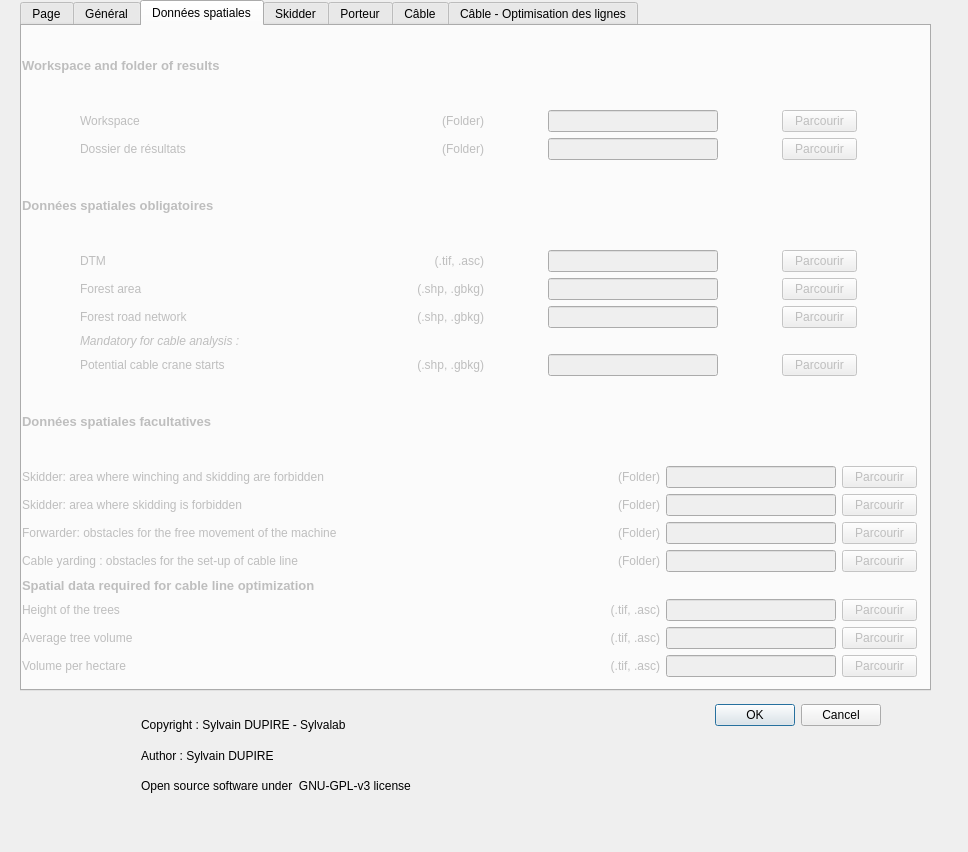
Tijjat/Sylvaccess_qgis_plugin, file sylvaccess_plugin/sylvaccess_plugin_dialog_base.ui: the form before one commit.
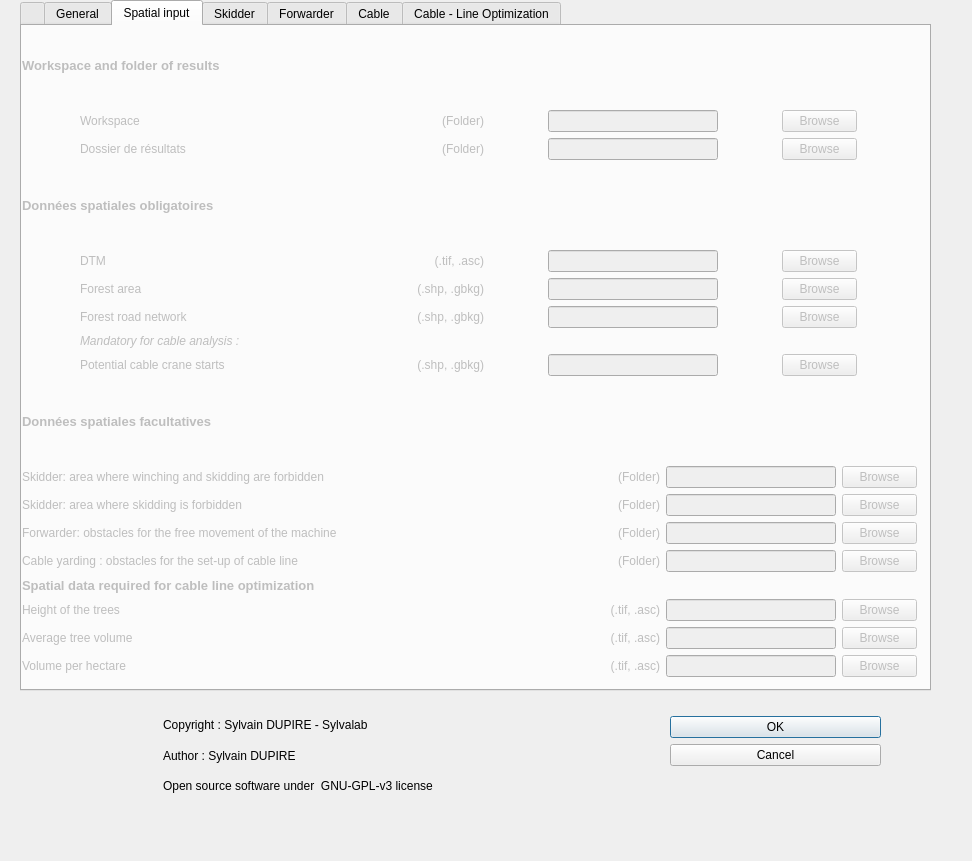
The form after the commit. The open tabs and pages were chosen to show the change. Icons and pictures are not drawn.

```diff
--- a/sylvaccess_plugin/sylvaccess_plugin_dialog_base.ui
+++ b/sylvaccess_plugin/sylvaccess_plugin_dialog_base.ui
@@ -6,8 +6,8 @@
    <rect>
     <x>0</x>
     <y>0</y>
-    <width>968</width>
-    <height>852</height>
+    <width>972</width>
+    <height>861</height>
    </rect>
   </property>
   <property name="minimumSize">
@@ -30,7 +30,7 @@
      <x>670</x>
      <y>700</y>
      <width>211</width>
-     <height>31</height>
+     <height>81</height>
     </rect>
    </property>
    <property name="font">
@@ -38,12 +38,21 @@
      <pointsize>9</pointsize>
     </font>
    </property>
+   <property name="autoFillBackground">
+    <bool>false</bool>
+   </property>
+   <property name="inputMethodHints">
+    <set>Qt::ImhNone</set>
+   </property>
    <property name="orientation">
-    <enum>Qt::Horizontal</enum>
+    <enum>Qt::Vertical</enum>
    </property>
    <property name="standardButtons">
     <set>QDialogButtonBox::Cancel|QDialogButtonBox::Ok</set>
    </property>
+   <property name="centerButtons">
+    <bool>true</bool>
+   </property>
   </widget>
   <widget class="QTabWidget" name="tabWidget">
    <property name="enabled">
@@ -62,12 +71,24 @@
      <pointsize>9</pointsize>
     </font>
    </property>
+   <property name="tabPosition">
+    <enum>QTabWidget::North</enum>
+   </property>
    <property name="currentIndex">
     <number>0</number>
    </property>
+   <property name="iconSize">
+    <size>
+     <width>20</width>
+     <height>20</height>
+    </size>
+   </property>
    <widget class="QWidget" name="start">
     <attribute name="title">
-     <string>Page</string>
+     <string/>
+    </attribute>
+    <attribute name="whatsThis">
+     <string>used to launch the plugin</string>
     </attribute>
     <widget class="QPushButton" name="pushButton_14">
      <property name="geometry">
@@ -93,7 +114,10 @@
      </font>
     </property>
     <attribute name="title">
-     <string>Général</string>
+     <string>General</string>
+    </attribute>
+    <attribute name="whatsThis">
+     <string>choose which analysis to do </string>
     </attribute>
     <widget class="QWidget" name="verticalLayoutWidget">
      <property name="geometry">
@@ -264,7 +288,10 @@
      <bool>false</bool>
     </property>
     <attribute name="title">
-     <string>Données spatiales</string>
+     <string>Spatial input</string>
+    </attribute>
+    <attribute name="whatsThis">
+     <string>put all the files needed for the selected analysis</string>
     </attribute>
     <widget class="QWidget" name="verticalLayoutWidget_4">
      <property name="geometry">
@@ -307,7 +334,7 @@
            </size>
           </property>
           <property name="text">
-           <string>Parcourir</string>
+           <string>Browse</string>
           </property>
          </widget>
         </item>
@@ -432,7 +459,7 @@
            </size>
           </property>
           <property name="text">
-           <string>Parcourir</string>
+           <string>Browse</string>
           </property>
          </widget>
         </item>
@@ -469,7 +496,7 @@
            </size>
           </property>
           <property name="text">
-           <string>Parcourir</string>
+           <string>Browse</string>
           </property>
          </widget>
         </item>
@@ -488,7 +515,7 @@
            </size>
           </property>
           <property name="text">
-           <string>Parcourir</string>
+           <string>Browse</string>
           </property>
          </widget>
         </item>
@@ -578,7 +605,7 @@
            </size>
           </property>
           <property name="text">
-           <string>Parcourir</string>
+           <string>Browse</string>
           </property>
          </widget>
         </item>
@@ -686,7 +713,7 @@
            </size>
           </property>
           <property name="text">
-           <string>Parcourir</string>
+           <string>Browse</string>
           </property>
          </widget>
         </item>
@@ -819,7 +846,7 @@
            </size>
           </property>
           <property name="text">
-           <string>Parcourir</string>
+           <string>Browse</string>
           </property>
          </widget>
         </item>
@@ -850,7 +877,7 @@
            </size>
           </property>
           <property name="text">
-           <string>Parcourir</string>
+           <string>Browse</string>
           </property>
          </widget>
         </item>
@@ -916,7 +943,7 @@
            </size>
           </property>
           <property name="text">
-           <string>Parcourir</string>
+           <string>Browse</string>
           </property>
          </widget>
         </item>
@@ -1006,7 +1033,7 @@
            </size>
           </property>
           <property name="text">
-           <string>Parcourir</string>
+           <string>Browse</string>
           </property>
          </widget>
         </item>
@@ -1104,7 +1131,7 @@
            </size>
           </property>
           <property name="text">
-           <string>Parcourir</string>
+           <string>Browse</string>
           </property>
          </widget>
         </item>
@@ -1206,7 +1233,7 @@
            </size>
           </property>
           <property name="text">
-           <string>Parcourir</string>
+           <string>Browse</string>
           </property>
          </widget>
         </item>
@@ -1225,7 +1252,7 @@
            </size>
           </property>
           <property name="text">
-           <string>Parcourir</string>
+           <string>Browse</string>
           </property>
          </widget>
         </item>
@@ -1764,7 +1791,10 @@
      <bool>false</bool>
     </property>
     <attribute name="title">
-     <string>Porteur</string>
+     <string>Forwarder</string>
+    </attribute>
+    <attribute name="whatsThis">
+     <string>Forwarder related parameters</string>
     </attribute>
     <widget class="QWidget" name="layoutWidget">
      <property name="geometry">
@@ -2248,7 +2278,10 @@
      <bool>false</bool>
     </property>
     <attribute name="title">
-     <string>Câble</string>
+     <string>Cable</string>
+    </attribute>
+    <attribute name="whatsThis">
+     <string>cable related parameters </string>
     </attribute>
     <widget class="QWidget" name="verticalLayoutWidget_12">
      <property name="geometry">
@@ -3669,7 +3702,10 @@
      <bool>false</bool>
     </property>
     <attribute name="title">
-     <string>Câble - Optimisation des lignes</string>
+     <string>Cable - Line Optimization</string>
+    </attribute>
+    <attribute name="whatsThis">
+     <string>Parameters for cable line optimization analysis</string>
     </attribute>
     <widget class="QWidget" name="verticalLayoutWidget_6">
      <property name="geometry">
@@ -4435,7 +4471,7 @@
     <rect>
      <x>10</x>
      <y>710</y>
-     <width>401</width>
+     <width>423</width>
      <height>91</height>
     </rect>
    </property>
```
Left out of the diff: 13 changed lines with no effect on the pictures.
